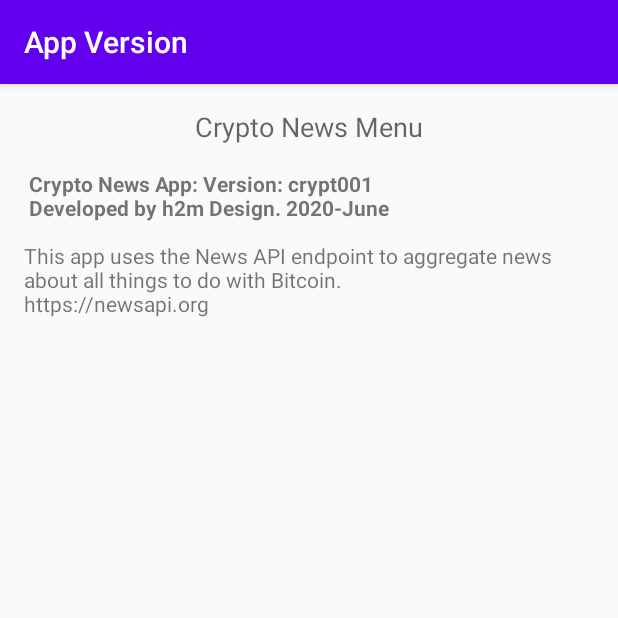
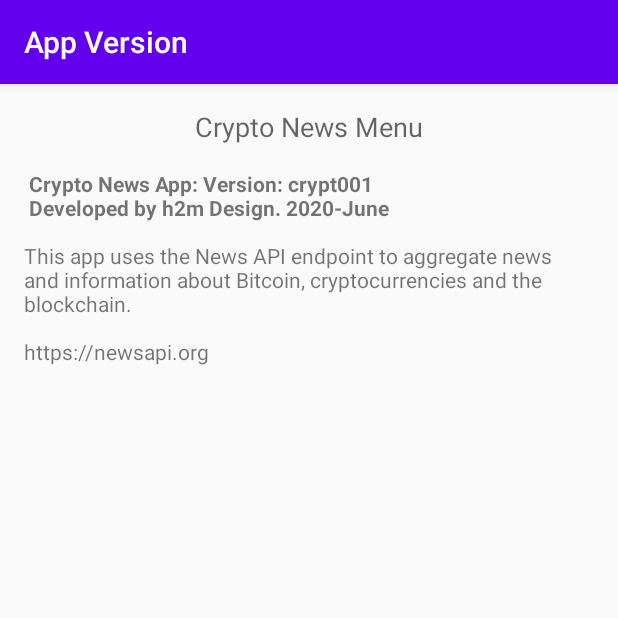
Before and after one commit to h2mcodeL/CryptoNews, an Android app: the screen it shows after launch (MenuActivity), in the options menu, after a tap on "App Version", on a phone screen of 412 x 824 dp, the top half of it. Run offline under Robolectric (Android 15) with nearby library versions, the phone set to English and light mode, and no system bars.

Commit message:
Crypto News
Bitcoin and cryptocurrency news

```diff
--- a/app/src/main/java/android/example/newsapitest/CryptoLoader.java
+++ b/app/src/main/java/android/example/newsapitest/CryptoLoader.java
@@ -29,8 +29,7 @@ class CryptoLoader extends AsyncTaskLoader<List<CryptoInfo>> {
             return null;
         }
 
-        List<CryptoInfo> newsList = QueryUtils.fetchNewData(mURL);
-        return newsList;
+        return QueryUtils.fetchNewData(mURL);
     }
 
 }
--- a/app/src/main/java/android/example/newsapitest/MainActivity.java
+++ b/app/src/main/java/android/example/newsapitest/MainActivity.java
@@ -37,7 +37,7 @@ public class MainActivity extends AppCompatActivity implements LoaderManager.Loa
 
     /* URI TO QUERY THE NEWS API WEBSITE DATASET */
 
-   String url_response = "http://newsapi.org/v2/everything?";
+   String url_link= "http://newsapi.org/v2/everything?";
 
 
     /* Loader ID */
@@ -131,7 +131,7 @@ public class MainActivity extends AppCompatActivity implements LoaderManager.Loa
         String sortBy = "publishedAt";
 
         //this gets the url link to the API website
-        Uri baseUri = Uri.parse(url_response);
+        Uri baseUri = Uri.parse(url_link);
 
         Uri.Builder uriBuilder = baseUri.buildUpon();
 
@@ -139,8 +139,8 @@ public class MainActivity extends AppCompatActivity implements LoaderManager.Loa
         uriBuilder.appendQueryParameter("from", orderFrom);
         uriBuilder.appendQueryParameter("sortBy",  sortBy);
 
-        //you will have to register with newapi to get a apikey
-        uriBuilder.appendQueryParameter("apiKey", "54d7a73eeb264a25887a8f8e5deb8f6d");
+        //you will need to register with NewsApi to get an apikey
+        uriBuilder.appendQueryParameter("apiKey", "ADD YOUR API KEY HERE");
 
         Log.i(LOG_TAG, "API Search link: " + uriBuilder.toString());
 
@@ -179,7 +179,6 @@ public class MainActivity extends AppCompatActivity implements LoaderManager.Loa
     public boolean onCreateOptionsMenu(Menu menu) {
         getMenuInflater().inflate(R.menu.menu, menu);
         return super.onCreateOptionsMenu(menu);
-
     }
 
     @Override
--- a/app/src/main/java/android/example/newsapitest/QueryUtils.java
+++ b/app/src/main/java/android/example/newsapitest/QueryUtils.java
@@ -1,7 +1,10 @@
 package android.example.newsapitest;
 
+import android.os.Build;
 import android.text.TextUtils;
 import android.util.Log;
+
+import androidx.annotation.RequiresApi;
 
 import org.json.JSONArray;
 import org.json.JSONException;
@@ -14,7 +17,7 @@ import java.io.InputStreamReader;
 import java.net.HttpURLConnection;
 import java.net.MalformedURLException;
 import java.net.URL;
-import java.nio.charset.Charset;
+import java.nio.charset.StandardCharsets;
 import java.util.ArrayList;
 import java.util.List;
 
@@ -22,15 +25,14 @@ public class QueryUtils {
 
     public static final String LOG_TAG = QueryUtils.class.getSimpleName();
 
-
-    //Empty constructor, it must be private
     private QueryUtils() {
     }
 
+    @RequiresApi(api = Build.VERSION_CODES.KITKAT)
     public static List<CryptoInfo> fetchNewData(String requestUrl) {
 
         /*
-        This thread causes the fetching of data to pause for 2 seconds odd
+        This thread causes the fetching of data to pause for a few seconds
          */
 
         try {
@@ -39,21 +41,19 @@ public class QueryUtils {
             e.printStackTrace();
         }
 
-        //Create URL object. (Also have to create a method for 'createUrl'
+        //Create URL object.
         URL url = createUrl(requestUrl);
 
         String jsonResponse = null;
         try {
-            //Create a jsonResponse class and assign to makeHttpRequest
+
+            //Create jsonResponse class and assign to makeHttpRequest
             jsonResponse = makeHttpRequest(url);
         } catch (IOException e) {
             Log.e(LOG_TAG, "Error closing input stream", e);
         }
 
-        //why have i created this.
-        List<CryptoInfo> newsInfo = extractFeatureFromJson(jsonResponse);
-
-        return newsInfo;
+        return extractFeatureFromJson(jsonResponse);
     }
 
     //this method takes in a string
@@ -68,6 +68,7 @@ public class QueryUtils {
     }
 
     //this method takes in the url from createUrl
+    @RequiresApi(api = Build.VERSION_CODES.KITKAT)
     private static String makeHttpRequest(URL url) throws IOException {
 
         String jsonResponse = "";
@@ -106,10 +107,11 @@ public class QueryUtils {
     }
 
 
+    @RequiresApi(api = Build.VERSION_CODES.KITKAT)
     private static String readFromStream (InputStream inputStream) throws IOException {
         StringBuilder output = new StringBuilder();
         if (inputStream != null) {
-                InputStreamReader inputStreamReader = new InputStreamReader(inputStream, Charset.forName("UTF-8"));
+            InputStreamReader inputStreamReader = new InputStreamReader(inputStream, StandardCharsets.UTF_8);
             BufferedReader reader = new BufferedReader(inputStreamReader);
             String line = reader.readLine();
             while (line != null) {
@@ -127,9 +129,7 @@ public class QueryUtils {
             return null;
         }
 
-
-        //we use the List<E> object and not ArrayList<E>
-        //this JSON list only has one stage, as shown above, so we go straight into the sources arraylist, no stepping in
+        //this JSON list only has one stage from the NewApi
 
         List<CryptoInfo> newItems = new ArrayList<>();
 
@@ -138,33 +138,20 @@ public class QueryUtils {
             JSONObject jsonObject = new JSONObject(newsInfoJson);
             JSONArray arr  =jsonObject.getJSONArray("articles");
 
-            //looping through features
             for (int x = 0; x< arr.length(); x++) {
                 JSONObject currentInfo = arr.getJSONObject(x);
 
-               String title = currentInfo.getString("title");            //this is json subject title - which is name
-               String desc = currentInfo.getString("description");     //the name must be exactly the same as in the JSON info. e.g description or url
-               String url = currentInfo.getString("url");               //i cannot use my own name such as weburl.
+                String title = currentInfo.getString("title");
+                String desc = currentInfo.getString("description");
+                String url = currentInfo.getString("url");
                 String author = currentInfo.getString("author");
                 String published = currentInfo.getString("publishedAt");
 
-
-               if( author !="null" && author.length() > 0) {
+                if(!author.equals("null") && author.length() > 0) {
                     author = currentInfo.getString("author");
                 } else {
                     author = "No author provided";
                 }
-
-               /*
-                String category;
-
-                JSONArray tags = currentInfo.getJSONArray("category");
-                if(tags != null && tags.length() > 0) {
-                    JSONObject tagsObject = tags.getJSONObject(0);
-                    category = tagsObject.optString("category", "No Category");
-
-                } else category = "No category name";
-                */
 
                 CryptoInfo cryptodetail = new CryptoInfo(title, desc, url, author, published);
                 newItems.add(cryptodetail);
@@ -175,9 +162,5 @@ public class QueryUtils {
 
         }
         return newItems;
-
     }
-
-
-
 }
--- a/app/src/main/java/android/example/newsapitest/SettingsActivity.java
+++ b/app/src/main/java/android/example/newsapitest/SettingsActivity.java
@@ -29,10 +29,6 @@ public class SettingsActivity extends AppCompatActivity {
             //this sets the minimum date search query
             Preference minDate = findPreference(getString(R.string.settings_earliest_date_key));
             bindPreferenceSummaryToValue(minDate);
-
-            //this sets the orderBy date search query
-           // Preference orderBy = findPreference(getString(R.string.settings_orderby_key));
-           // bindPreferenceSummaryToValue(orderBy);
         }
 
         private void bindPreferenceSummaryToValue(Preference preference) {
--- a/app/src/main/res/layout/activity_main.xml
+++ b/app/src/main/res/layout/activity_main.xml
@@ -19,9 +19,10 @@
         android:layout_width="wrap_content"
         android:layout_height="wrap_content"
         android:layout_centerInParent="true"
+        android:layout_centerVertical="false"
         android:text="@string/searching_for_news"
         android:textAppearance="?android:textAppearance"
-        tools:text="Item 1"/>
+        tools:text="Item 1" />
 
 
     <ProgressBar
--- a/app/src/main/res/layout/menu_layout.xml
+++ b/app/src/main/res/layout/menu_layout.xml
@@ -1,7 +1,6 @@
 <?xml version="1.0" encoding="utf-8"?>
 <androidx.constraintlayout.widget.ConstraintLayout xmlns:android="http://schemas.android.com/apk/res/android"
     xmlns:app="http://schemas.android.com/apk/res-auto"
-    xmlns:tools="http://schemas.android.com/tools"
     android:layout_width="match_parent"
     android:layout_height="match_parent">
 
@@ -10,7 +9,7 @@
         android:layout_width="wrap_content"
         android:layout_height="wrap_content"
         android:layout_marginTop="16dp"
-        android:text="Crypto News Menu"
+        android:text="@string/crypto_news_menu"
         android:textAppearance="@style/TextAppearance.AppCompat.Medium"
         app:layout_constraintEnd_toEndOf="parent"
         app:layout_constraintHorizontal_bias="0.5"
--- a/app/src/main/res/menu/menu.xml
+++ b/app/src/main/res/menu/menu.xml
@@ -1,7 +1,6 @@
 <?xml version="1.0" encoding="utf-8"?>
 <menu xmlns:app="http://schemas.android.com/apk/res-auto"
     xmlns:android="http://schemas.android.com/apk/res/android">
-
 
     <item
         android:id="@+id/action_setting"
@@ -10,10 +9,10 @@
         android:orderInCategory="1"
         />
 
-
     <item
         android:id="@+id/other_setting"
-        android:title="App Version"
+        android:title="@string/app_version"
         app:showAsAction="never"
-        android:orderInCategory="2"/>
+        android:orderInCategory="2"
+        />
 </menu>
--- a/app/src/main/res/values/strings.xml
+++ b/app/src/main/res/values/strings.xml
@@ -4,21 +4,22 @@ Version No: v1
 Build Date: 5-2020
 
 File Management: GIT
-
 -->
 
 
-<resources>
+<resources xmlns:ahref="http://schemas.android.com/apk/res-auto">
     <string name="app_name">Crypto News</string>
 
     <string name="searching_for_news">Searching for news items!</string>
     <string name="no_internet_connection">No Internet Connection!</string>
     <string name="no_news">Sorry no items found!</string>
 
+    <string name="crypto_news_menu">Crypto News Menu</string>
+
     <!-- settings for the shared preferences -->
     <string name="setting_earliest_date_default"> Enter the date</string>
     <string name="settings_earliest_date_key">Set order from - date </string>
-    <string name="settings_earliest_date_label"> Earliest Date e.g. 2020-05-01</string>
+    <string name="settings_earliest_date_label"> Earliest Date e.g. 2020–05-01</string>
 
     <string name="settings_max_date_default">Maximum date default </string>
     <string name="settings_max_date_key"> Earliest Date Key</string>
@@ -28,19 +29,22 @@ File Management: GIT
     <string name="settings_orderby_key"> Order by key</string>
     <string name="settings_orderby_label"> Orderby Label</string>
 
+    <!-- menu settings -->
     <string name="settings_menu_item">Settings</string>
     <string name="settings_title">Settings Title</string>
 
     <string name="version_page">App Version</string>
 
-
-
     <string name="app_version_content">
         <b>Crypto News App: Version: crypt001
-            \n Developed by h2m Design. 2020-June</b>
-        \n\nThis app uses the News API endpoint to aggregate news about all things to do with Bitcoin.
-        \nhttps://newsapi.org
+            \n Developed by h2m Design. 2020-June </b>
+        \n\nThis app uses the News API endpoint to aggregate news and information about Bitcoin, cryptocurrencies and the blockchain.
+        \n\nhttps://newsapi.org
     </string>
+
+    <string name="author_title">Author:</string>
+    <string name="date_published">Date Published:</string>
+    <string name="app_version">App Version</string>
 
 
 </resources>
--- /dev/null
+++ b/settings.gradle
@@ -0,0 +1,2 @@
+rootProject.name='NewsApiTest'
+include ':app'
```
Also changed, not shown: app/src/main/java/android/example/newsapitest/CryptoAdapter.java (+6 -8 lines), build.gradle (added, +29 -0 lines), gradle.properties (added, +19 -0 lines), gradle/wrapper/gradle-wrapper.properties (added), 4 other files. Lines whose indentation alone changed are shown as unchanged.
